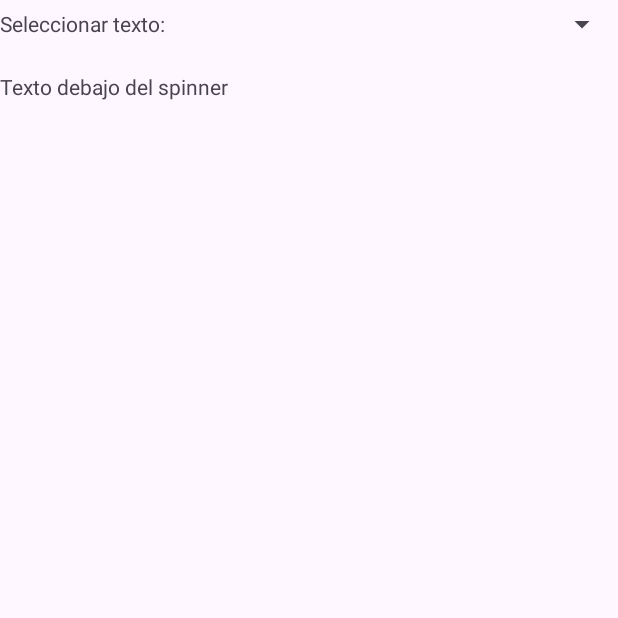
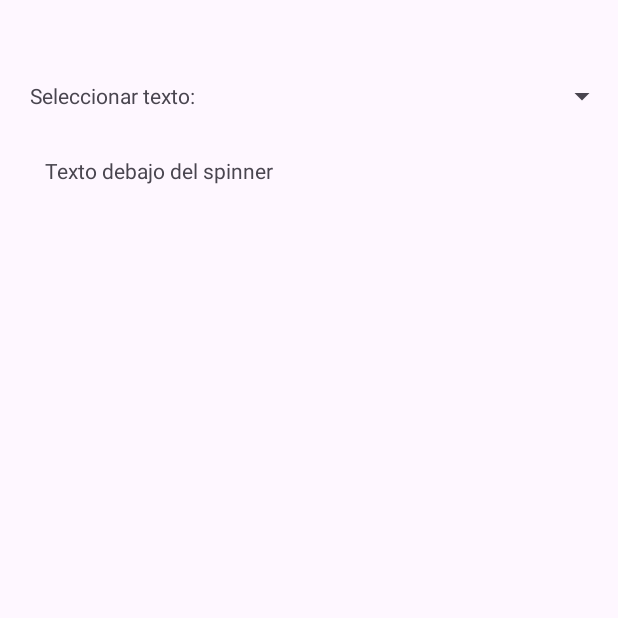
Before and after one commit to Gupe024/TemasApp, an Android app: the screen it shows after launch (MainActivity), on a phone screen of 412 x 824 dp, the top half of it. Run offline under Robolectric (Android 15) with nearby library versions, the phone set to English and light mode, and no system bars; 1 statement that could not run was skipped.

Commit message:
segundo commit

```diff
--- a/app/src/main/res/layout/activity_main.xml
+++ b/app/src/main/res/layout/activity_main.xml
@@ -5,6 +5,7 @@
     android:orientation="vertical">
 
     <LinearLayout
+        android:layout_marginTop="40dp"
         android:layout_width="match_parent"
         android:layout_height="wrap_content"
         android:orientation="horizontal">
@@ -14,12 +15,13 @@
             android:layout_width="wrap_content"
             android:layout_height="wrap_content"
             android:text="Seleccionar texto:"
-            android:layout_gravity="start|center_vertical"/>
+            android:layout_marginStart="20dp"
+            android:layout_gravity="center_vertical"/>
 
         <Spinner
             android:id="@+id/spinner"
             android:layout_width="0dp"
-            android:layout_height="32dp"
+            android:layout_height="48dp"
             android:layout_weight="1"
             android:layout_marginStart="20dp"/>
     </LinearLayout>
@@ -28,5 +30,7 @@
         android:layout_width="match_parent"
         android:layout_height="wrap_content"
         android:text="Texto debajo del spinner"
+        android:layout_marginStart="30dp"
+        android:layout_marginEnd="30dp"
         android:layout_marginTop="16dp"/>
 </LinearLayout>
--- a/app/src/main/res/values/strings.xml
+++ b/app/src/main/res/values/strings.xml
@@ -1,4 +1,6 @@
 <resources>
     <string name="app_name">TemasApp</string>
+    <string name="Seleccionar_tema">Seleccionar tema:</string>
+    <string name="texto">A la mañana siguiente, al despertar, se encontró con una bandeja con una cafetera caliente y fruta. Desayunó antes de partir y buscó por el castillo a quién le había dado cobijo para agradecerle su hospitalidad, pero no encontró a nadie.</string>
 
 </resources>
```
Also changed, not shown: app/src/main/res/values/Styles.xml (+7 -2 lines).
